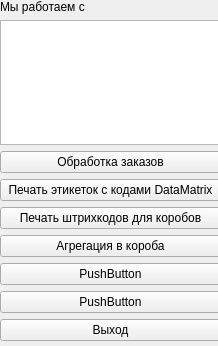
Old version of the form main_window.ui in the repository Stasandrey/shoes.
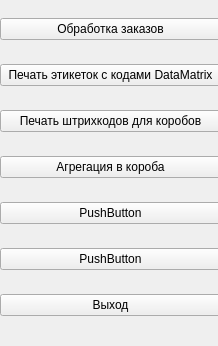
New version of the form.

What changed in the file:
```diff
--- a/main_window.ui
+++ b/main_window.ui
@@ -23,16 +23,6 @@
     </rect>
    </property>
    <layout class="QVBoxLayout" name="verticalLayout">
-    <item>
-     <widget class="QLabel" name="label">
-      <property name="text">
-       <string>Мы работаем с </string>
-      </property>
-     </widget>
-    </item>
-    <item>
-     <widget class="QListView" name="lstCompany"/>
-    </item>
     <item>
      <widget class="QPushButton" name="btnOrders">
       <property name="text">
```
